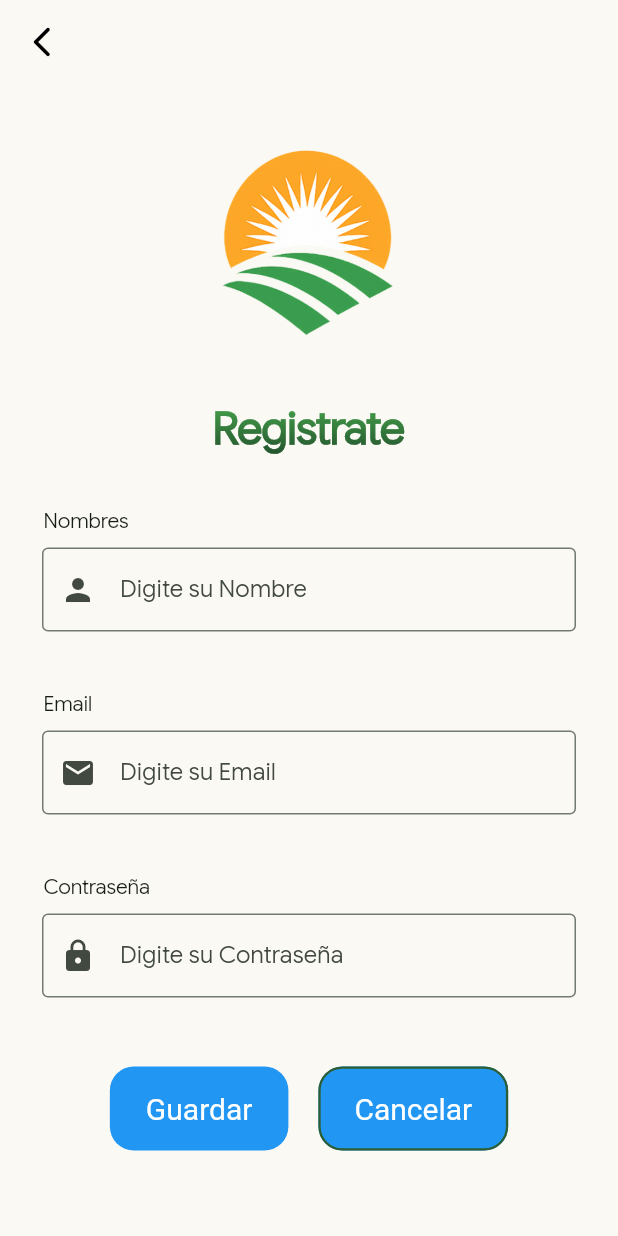
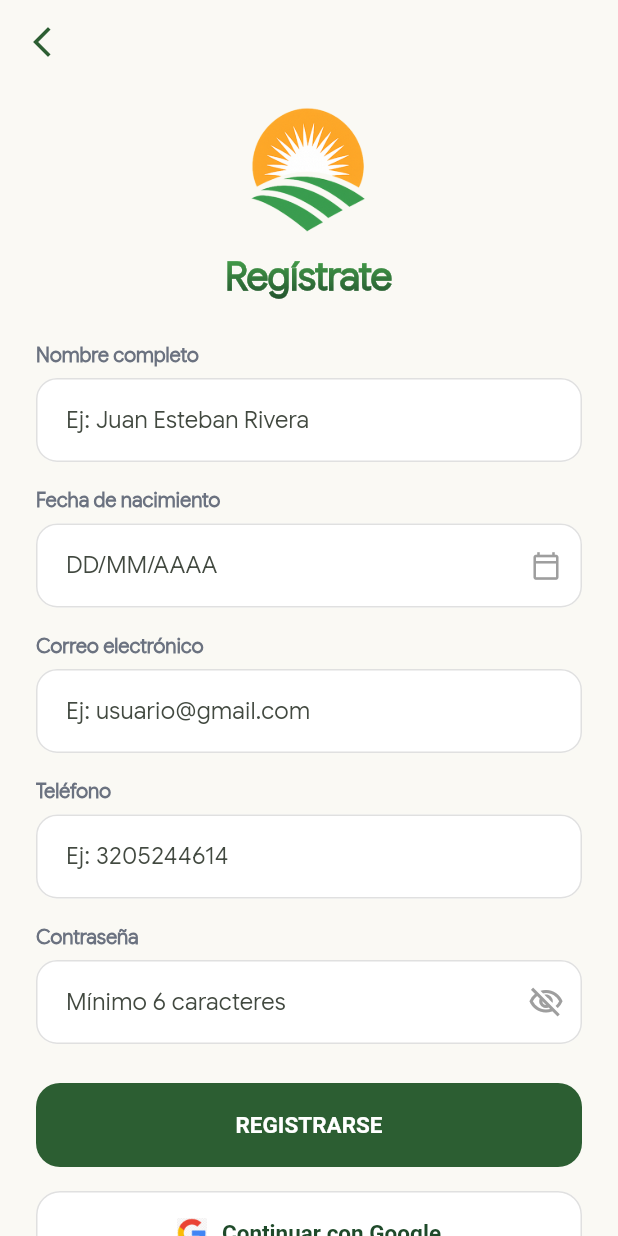
Before and after one commit to juantorresgonzalez5931-ship-it/tecnoagro, a Flutter app: the Formulario screen opened directly, on a phone screen of 412 x 824 dp. Run offline on Flutter 3.47's test engine with Material 3 defaults, Android fonts, the phone set to English and light mode, and no system bars; our stand-ins replace image_picker, shared_preferences; accounts and stored records are empty; project files that could hold a hidden picture were left out.

Commit message:
corrigiendo registro

```diff
--- a/frontend/Tecnoagro/lib/pantallas/formulario.dart
+++ b/frontend/Tecnoagro/lib/pantallas/formulario.dart
@@ -1,7 +1,9 @@
 import 'package:flutter/material.dart';
 import 'package:frontend/core/colores.dart';
-import '/models/user_models.dart';
+import 'package:frontend/widgets/app_text_field.dart';
 import '../service/services/user_service.dart';
+
+/// Registro de cuenta nueva. Mismo estilo que el inicio de sesión.
 class Formulario extends StatefulWidget {
   const Formulario({super.key});
 
@@ -10,214 +12,227 @@ class Formulario extends StatefulWidget {
 }
 
 class _FormularioState extends State<Formulario> {
-  final TextEditingController _nombreController = TextEditingController();
-  final TextEditingController _emailController = TextEditingController();
-  final TextEditingController _passwordController = TextEditingController();
+  final _nombreCtrl = TextEditingController();
+  final _fechaCtrl = TextEditingController();
+  final _emailCtrl = TextEditingController();
+  final _telefonoCtrl = TextEditingController();
+  final _passwordCtrl = TextEditingController();
+  final _userService = UserService();
 
-  final UserService _userService = UserService();
-  bool _isLoading = false;
+  DateTime? _fecha;
+  bool _cargando = false;
+  bool _verPassword = false;
 
   @override
   void dispose() {
-    _nombreController.dispose();
-    _emailController.dispose();
-    _passwordController.dispose();
+    for (final c in [_nombreCtrl, _fechaCtrl, _emailCtrl, _telefonoCtrl, _passwordCtrl]) {
+      c.dispose();
+    }
     super.dispose();
   }
 
+  void _mensaje(String texto, {bool esError = false}) {
+    ScaffoldMessenger.of(context)
+      ..hideCurrentSnackBar()
+      ..showSnackBar(SnackBar(
+        content: Text(texto),
+        backgroundColor: esError ? Colors.red.shade700 : Colors.green.shade700,
+        behavior: SnackBarBehavior.floating,
+      ));
+  }
+
+  Future<void> _elegirFecha() async {
+    FocusScope.of(context).unfocus();
+    final ahora = DateTime.now();
+    final d = await showDatePicker(
+      context: context,
+      initialDate: _fecha ?? DateTime(ahora.year - 25),
+      firstDate: DateTime(1900),
+      lastDate: ahora,
+      builder: (c, child) => Theme(
+        data: Theme.of(c).copyWith(colorScheme: ColorScheme.light(primary: AppColors.verdePrimario)),
+        child: child!,
+      ),
+    );
+    if (d == null) return;
+    setState(() => _fecha = d);
+    _fechaCtrl.text = '${d.day.toString().padLeft(2, '0')}/${d.month.toString().padLeft(2, '0')}/${d.year}';
+  }
+
+  /// Devuelve el mensaje del primer error, o null si todo está bien.
+  String? _validar() {
+    if (_nombreCtrl.text.trim().length < 3) return 'Escribe tu nombre completo';
+    if (_fecha == null) return 'Selecciona tu fecha de nacimiento';
+    if (!RegExp(r'^[^@\s]+@[^@\s]+\.[^@\s]+$').hasMatch(_emailCtrl.text.trim())) {
+      return 'Escribe un correo electrónico válido';
+    }
+    if (!RegExp(r'^\d{10}$').hasMatch(_telefonoCtrl.text.trim())) return 'El teléfono debe tener 10 dígitos';
+    if (_passwordCtrl.text.length < 6) return 'La contraseña debe tener al menos 6 caracteres';
+    return null;
+  }
+
   Future<void> _registrar() async {
-    final nombre = _nombreController.text.trim();
-    final email = _emailController.text.trim();
-    final password = _passwordController.text.trim();
-
-    if (nombre.isEmpty || email.isEmpty || password.isEmpty) {
-      _mostrarMensaje('Por favor, completa todos los campos', esError: true);
+    final error = _validar();
+    if (error != null) {
+      _mensaje(error, esError: true);
       return;
     }
-
-    setState(() => _isLoading = true);
-
-    final nuevoUsuario = UserModels(
-      nombre: nombre,
-      email: email,
-      contrasena: password,
+    setState(() => _cargando = true);
+    try {
+      final respuesta = await _userService.crearCuenta(
+        nombre: _nombreCtrl.text.trim(),
+        email: _emailCtrl.text.trim(),
+        password: _passwordCtrl.text,
+        telefono: _telefonoCtrl.text.trim(),
+        fechaNacimiento: _fecha!.toIso8601String().substring(0, 10),
       );
-
-    try {
-      final usuarioCreado = await _userService.registrarUsuario(nuevoUsuario);
-
       if (!mounted) return;
-
-      _mostrarMensaje('Usuario registrado con éxito');
-      _mostrarDialogoExito(usuarioCreado);
-      _limpiarFormulario();
+      await _mostrarExito('${respuesta['message'] ?? 'Tu cuenta fue creada con éxito. Ya puedes iniciar sesión.'}');
+      if (mounted) Navigator.pop(context); // vuelve al inicio de sesión
     } catch (e) {
-      if (!mounted) return;
-
-      _mostrarMensaje('Error al registrar: $e', esError: true);
+      if (mounted) _mensaje(e.toString().replaceAll('Exception: ', ''), esError: true);
     } finally {
-      if (mounted) {
-        setState(() => _isLoading = false);
-      }
+      if (mounted) setState(() => _cargando = false);
     }
   }
 
-  void _limpiarFormulario() {
-    _nombreController.clear();
-    _emailController.clear();
-    _passwordController.clear();
-  }
-
-  void _mostrarMensaje(String mensaje, {bool esError = false}) {
-    ScaffoldMessenger.of(context).showSnackBar(
-      SnackBar(
-        content: Text(mensaje),
-        backgroundColor: esError ? Colors.red.shade700 : Colors.green.shade700,
+  Future<void> _mostrarExito(String texto) => showDialog(
+        context: context,
+        barrierDismissible: false,
+        builder: (d) => AlertDialog(
+          backgroundColor: AppColors.fondoCrema,
+          icon: Icon(Icons.check_circle_outline, color: AppColors.verdePrimario, size: 48),
+          title: const Text('¡Cuenta creada!', textAlign: TextAlign.center),
+          content: Text(texto, textAlign: TextAlign.center),
+          actions: [TextButton(onPressed: () => Navigator.pop(d), child: const Text('Aceptar'))],
         ),
       );
-  }
 
-  void _mostrarDialogoExito(UserModels usuario) {
-    showDialog(
-      context: context,
-      builder: (context) => AlertDialog(
-        icon: const Icon(Icons.check_circle, color: Colors.green, size: 48),
-        title: const Text('¡Registro Exitoso!'),
-        content: Text('El usuario ${usuario.nombre} fue registrado con éxito.'),
-        actions: [
-          TextButton(
-            onPressed: () => Navigator.of(context).pop(),
-            child: const Text('Aceptar'),
+  Widget _campoFecha() => GestureDetector(
+        onTap: _elegirFecha,
+        child: AbsorbPointer(
+          child: AppTextField(
+            label: 'Fecha de nacimiento',
+            hint: 'DD/MM/AAAA',
+            controller: _fechaCtrl,
+            suffixIcon: Icon(Icons.calendar_today_outlined, color: Colors.grey.shade500, size: 20),
           ),
-        ],
         ),
       );
-  }
+
+  Widget _botonGoogle() => OutlinedButton(
+        onPressed: () => _mensaje('El registro con Google estará disponible pronto'),
+        style: OutlinedButton.styleFrom(
+          backgroundColor: Colors.white,
+          foregroundColor: AppColors.verdeOscuro,
+          side: BorderSide(color: Colors.grey.shade300),
+        ),
+        child: Row(mainAxisAlignment: MainAxisAlignment.center, children: [
+          Image.asset('assets/images/logo-google.png', width: 20, height: 20),
+          const SizedBox(width: 10),
+          const Text('Continuar con Google'),
+        ]),
+      );
 
   @override
   Widget build(BuildContext context) {
     return Scaffold(
+      backgroundColor: AppColors.fondoCrema,
       appBar: AppBar(
-        backgroundColor: AppColors.fondoCrema,
+        backgroundColor: Colors.transparent,
         elevation: 0,
         leading: IconButton(
+          icon: Icon(Icons.arrow_back_ios_new, color: AppColors.verdePrimario),
           onPressed: () => Navigator.pop(context),
-          icon: const Icon(
-            Icons.arrow_back_ios_new_rounded,
-            color: Colors.black,
-          ),
         ),
       ),
       body: SafeArea(
         child: SingleChildScrollView(
-          padding: const EdgeInsets.all(20),
-          child: Column(
-            crossAxisAlignment: CrossAxisAlignment.start,
-            children: [
-
-              Center(child: Image.asset("assets/images/logo-tecnoagro.png", height: 150, width: 150,)),
-              Text(""),
-              Text(""),
+          padding: const EdgeInsets.fromLTRB(24, 0, 24, 20),
+          child: Column(crossAxisAlignment: CrossAxisAlignment.stretch, children: [
+            Center(
+              child: Image.asset('assets/images/logo-tecnoagro.png', width: 100, height: 100, fit: BoxFit.contain),
+            ),
+            const SizedBox(height: 10),
             ShaderMask(
               shaderCallback: (b) => LinearGradient(
                 colors: [AppColors.verdeClaro, AppColors.verdeOscuro],
                 begin: Alignment.topCenter,
                 end: Alignment.bottomCenter,
               ).createShader(b),
-                child: Center(
-                  child: const Text('Registrate',
+              child: const Text('Regístrate',
                   textAlign: TextAlign.center,
-                      style: TextStyle(
-                          color: Colors.white,
-                          fontSize: 30,
-                          fontWeight: FontWeight.bold)),
+                  style: TextStyle(color: Colors.white, fontSize: 26, fontWeight: FontWeight.bold)),
+            ),
+            const SizedBox(height: 24),
+            Column(spacing: 16, children: [
+              AppTextField(
+                label: 'Nombre completo',
+                hint: 'Ej: Juan Esteban Rivera',
+                controller: _nombreCtrl,
+                textInputAction: TextInputAction.next,
+              ),
+              _campoFecha(),
+              AppTextField(
+                label: 'Correo electrónico',
+                hint: 'Ej: usuario@gmail.com',
+                controller: _emailCtrl,
+                keyboardType: TextInputType.emailAddress,
+                textInputAction: TextInputAction.next,
+              ),
+              AppTextField(
+                label: 'Teléfono',
+                hint: 'Ej: 3205244614',
+                controller: _telefonoCtrl,
+                keyboardType: TextInputType.phone,
+                textInputAction: TextInputAction.next,
+              ),
+              AppTextField(
+                label: 'Contraseña',
+                hint: 'Mínimo 6 caracteres',
+                controller: _passwordCtrl,
+                obscureText: !_verPassword,
+                textInputAction: TextInputAction.done,
+                onSubmitted: (_) => _registrar(),
+                suffixIcon: IconButton(
+                  icon: Icon(_verPassword ? Icons.visibility_outlined : Icons.visibility_off_outlined,
+                      color: Colors.grey.shade500),
+                  onPressed: () => setState(() => _verPassword = !_verPassword),
                 ),
               ),
-
-
-
-              SizedBox(height: 30),
-              Text("   Nombres"),
-              Padding(
-                padding: const EdgeInsets.all(8.0),
-                child: TextField(
-                  controller: _nombreController,
-                  decoration: InputDecoration(
-                    hintText: 'Digite su Nombre',
-                    prefixIcon: Icon(Icons.person),
-                    border: OutlineInputBorder(),
+            ]),
+            const SizedBox(height: 26),
+            ElevatedButton(
+              onPressed: _cargando ? null : _registrar,
+              child: _cargando
+                  ? const SizedBox(
+                      width: 22, height: 22, child: CircularProgressIndicator(strokeWidth: 2, color: Colors.white))
+                  : const Text('REGISTRARSE'),
             ),
+            const SizedBox(height: 16),
+            _botonGoogle(),
+            const SizedBox(height: 22),
+            Center(
+              child: RichText(
+                text: TextSpan(
+                  style: TextStyle(color: AppColors.textoSecundario, fontSize: 13.5),
+                  children: [
+                    const TextSpan(text: '¿Ya tienes cuenta? '),
+                    WidgetSpan(
+                      child: GestureDetector(
+                        onTap: () => Navigator.pop(context),
+                        child: Text('INICIAR SESIÓN',
+                            style: TextStyle(
+                                color: AppColors.verdePrimario, fontWeight: FontWeight.bold, fontSize: 13.5)),
                       ),
-              ),
-
-              SizedBox(height: 30),
-              Text("   Email"),
-              Padding(
-                padding: const EdgeInsets.all(8.0),
-                child: TextField(
-                  controller: _emailController,
-                  decoration: InputDecoration(
-                    hintText: 'Digite su Email',
-                    prefixIcon: Icon(Icons.email),
-                    border: OutlineInputBorder(),
-                  ),
-                ),
-              ),
-
-              SizedBox(height: 30),
-              Text("   Contraseña"),
-              Padding(
-                padding: const EdgeInsets.all(8.0),
-                child: TextField(
-                  controller: _passwordController,
-                  decoration: InputDecoration(
-                    hintText: 'Digite su Contraseña',
-                    prefixIcon: Icon(Icons.lock),
-                    border: OutlineInputBorder(),
-                  ),
-                ),
-              ),
-
-              Text(""),
-              Text(""),
-
-              Row(
-                mainAxisAlignment: MainAxisAlignment.center,
-                children: [
-                  ElevatedButton(
-                    style: ElevatedButton.styleFrom(
-                      backgroundColor: Colors.blue, // Color de fondo
-                      foregroundColor: Colors.white,
-                      textStyle: TextStyle(
-                        fontSize: 20,
-                      ), // Color del texto o icono
-                    ),
-                    onPressed: _isLoading ? null : _registrar,
-                    child: Text('Guardar'),
-                  ),
-
-                  SizedBox(width: 20),
-
-                  // Espacio entre los botones
-                  OutlinedButton(
-                    style: ElevatedButton.styleFrom(
-                      backgroundColor: Colors.blue, // Color de fondo
-                      foregroundColor: Colors.white,
-                      textStyle: TextStyle(
-                        fontSize: 20,
-                      ), // Color del texto o icono
-                    ),
-                    onPressed: () {
-                      // Acción del botón
-                    },
-                    child: Text('Cancelar'),
-                  ),
-                ],
                     ),
                   ],
                 ),
               ),
             ),
+          ]),
+        ),
+      ),
     );
   }
 }
```
Also changed, not shown: frontend/Tecnoagro/lib/service/services/user_service.dart (+31 -0 lines), 1 other file. Lines whose indentation alone changed are shown as unchanged.
